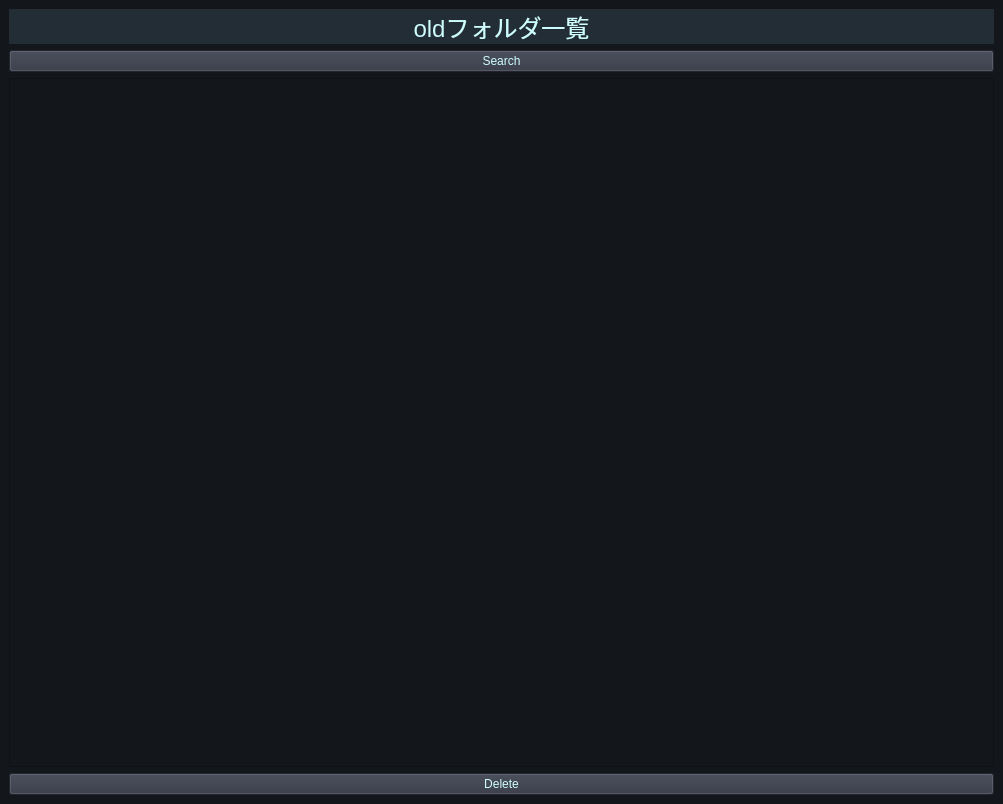
Before: the Qt Designer form source/ui_files/page01.ui in naokicreate/pyqt_oldfolderDelete, drawn with Qt 5.
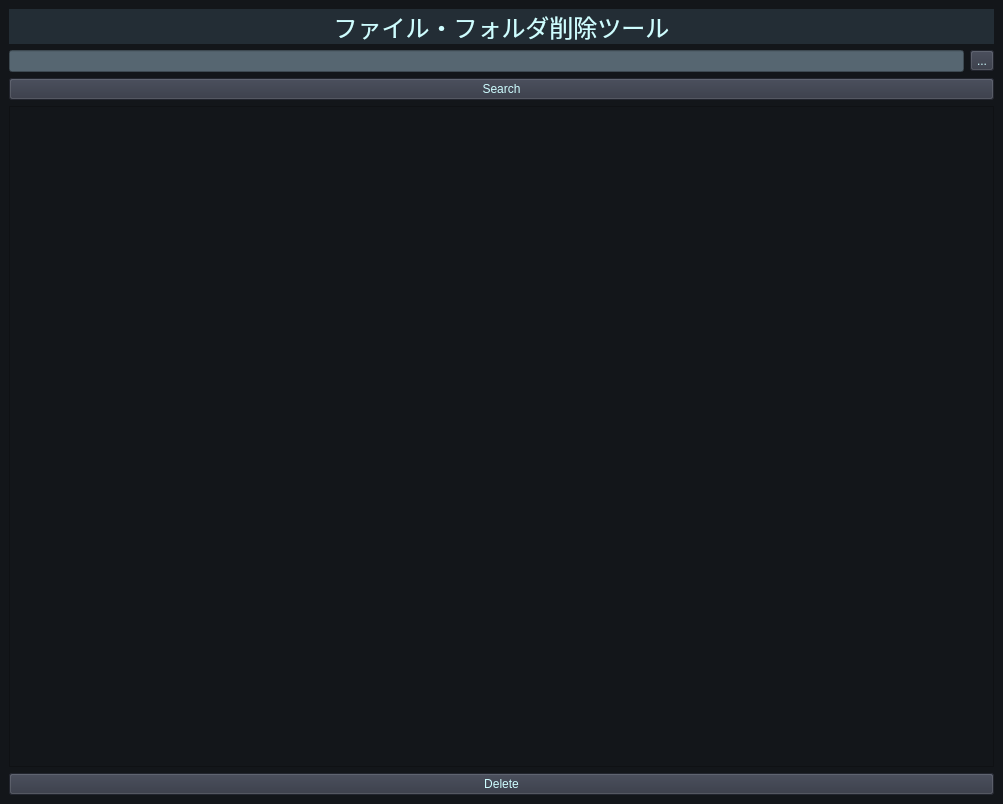
After: the same form once the commit is applied.

Commit message: feat:フォルダ名を検索できる機能を追加 chore;検索フォルダの親階層表示をやめました。

What changed in the file:
```diff
--- a/source/ui_files/page01.ui
+++ b/source/ui_files/page01.ui
@@ -32,13 +32,18 @@
 	background-color: rgb(35, 45, 53);
 }
 
-QPushButton{
+QPushButton,#toolButton_Reload{
 	background-color: rgb(48, 52, 65);
 }
+
 QHeaderView::section {
-	
 	background-color: rgb(60, 64, 77);
-}</string>
+}
+
+QLineEdit{
+	background-color: rgb(86, 102, 113);
+}
+</string>
    </property>
    <layout class="QVBoxLayout" name="verticalLayout">
     <item>
@@ -49,13 +54,34 @@
        </font>
       </property>
       <property name="text">
-       <string>oldフォルダ一覧</string>
+       <string>ファイル・フォルダ削除ツール</string>
       </property>
       <property name="alignment">
        <set>Qt::AlignCenter</set>
       </property>
      </widget>
     </item>
+    <item>
+     <layout class="QHBoxLayout" name="horizontalLayout">
+      <item>
+       <widget class="QLineEdit" name="lineEdit">
+        <property name="toolTip">
+         <string>&lt;html&gt;&lt;head/&gt;&lt;body&gt;&lt;p&gt;ここで検索したいファイル名を入力&lt;/p&gt;&lt;/body&gt;&lt;/html&gt;</string>
+        </property>
+        <property name="whatsThis">
+         <string>&lt;html&gt;&lt;head/&gt;&lt;body&gt;&lt;p&gt;&lt;br/&gt;&lt;/p&gt;&lt;/body&gt;&lt;/html&gt;</string>
+        </property>
+       </widget>
+      </item>
+      <item>
+       <widget class="QToolButton" name="toolButton_Reload">
+        <property name="text">
+         <string>...</string>
+        </property>
+       </widget>
+      </item>
+     </layout>
+    </item>
     <item>
      <widget class="QPushButton" name="pushButton_Search">
       <property name="text">
```
The commit also changes 5 other files.
